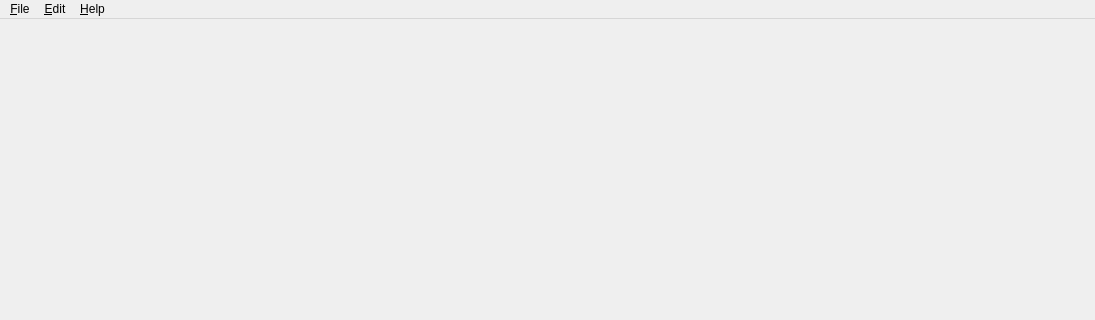
Old version of the form admin_client/client_gui/app/MainWindow/forms/app.ui in the repository deskos-xp/SaffronServer; both pictures show x 0 to 1095 and y 0 to 320 of the 1095 by 687 pixel window.
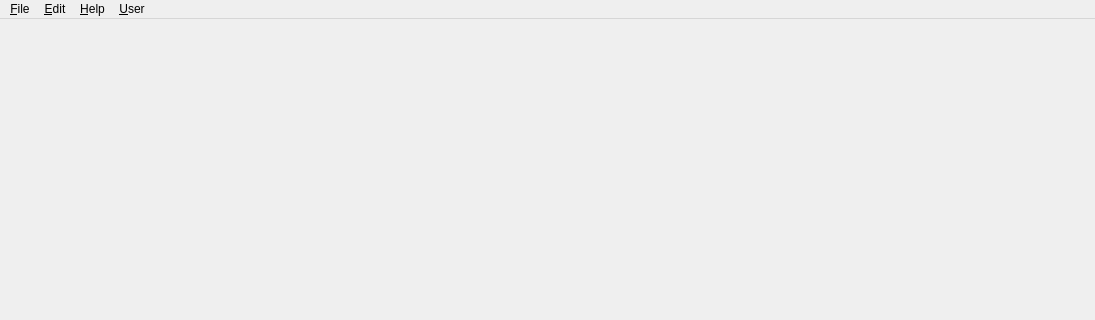
New version of the form.

Commit message: added UserView Dialog

```diff
--- a/admin_client/client_gui/app/MainWindow/forms/app.ui
+++ b/admin_client/client_gui/app/MainWindow/forms/app.ui
@@ -79,9 +79,16 @@
     <addaction name="actionEdit"/>
     <addaction name="action_New"/>
    </widget>
+   <widget class="QMenu" name="menuUser">
+    <property name="title">
+     <string>&amp;User</string>
+    </property>
+    <addaction name="actionWho_Am_I"/>
+   </widget>
    <addaction name="menuFile"/>
    <addaction name="menuEdit"/>
    <addaction name="menuHelp"/>
+   <addaction name="menuUser"/>
   </widget>
   <widget class="QStatusBar" name="statusbar"/>
   <action name="action_Exit">
```
Left out of the diff: 5 changed lines with no effect on the pictures. The commit also changes 12 other files.
